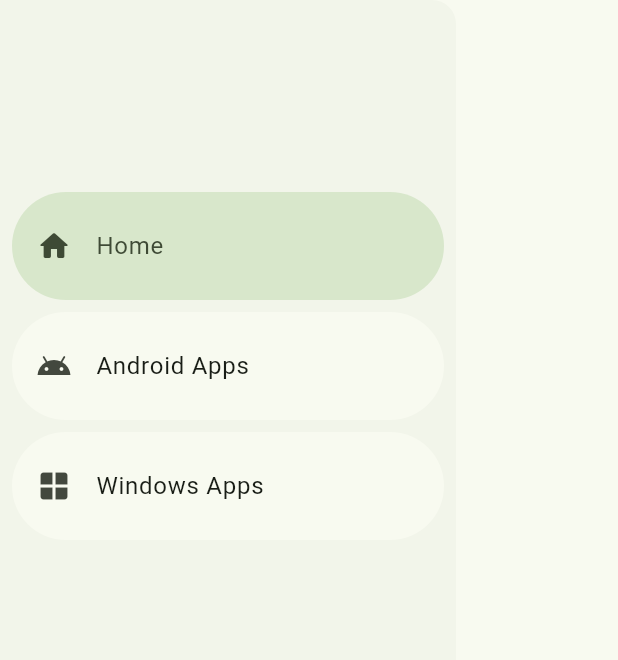
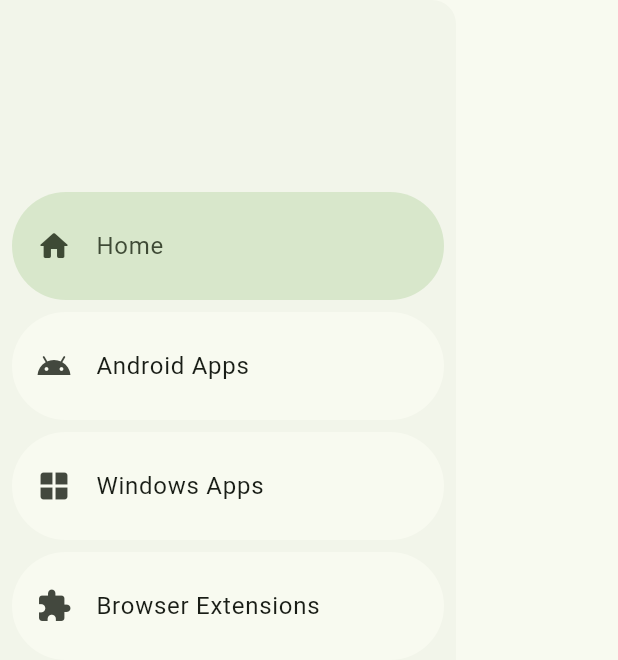
Before and after one commit to Az-21/reccr, a Flutter app: the M3Drawer widget shown alone on an empty page, opened directly, on a phone screen of 412 x 824 dp. Shown: the top 660 px of the screen. Run offline on Flutter 3.47's test engine with Material 2 defaults, Android fonts, the phone set to English and light mode, and no system bars; drawn by our look-alikes of dynamic_color; our stand-ins replace go_router.

Commit message:
Add browser extension tile

```diff
--- a/lib/components/drawer.dart
+++ b/lib/components/drawer.dart
@@ -24,6 +24,7 @@ class M3Drawer extends StatelessWidget {
           _NavigationItem(title: "Home", icon: Icons.home_rounded, pageId: PageEnum.home, id: id),
           _NavigationItem(title: "Android Apps", icon: Icons.android, pageId: PageEnum.android, id: id),
           _NavigationItem(title: "Windows Apps", icon: Icons.window, pageId: PageEnum.android, id: id),
+          _NavigationItem(title: "Browser Extensions", icon: Icons.extension, pageId: PageEnum.browser, id: id),
         ],
       ),
     );
```
